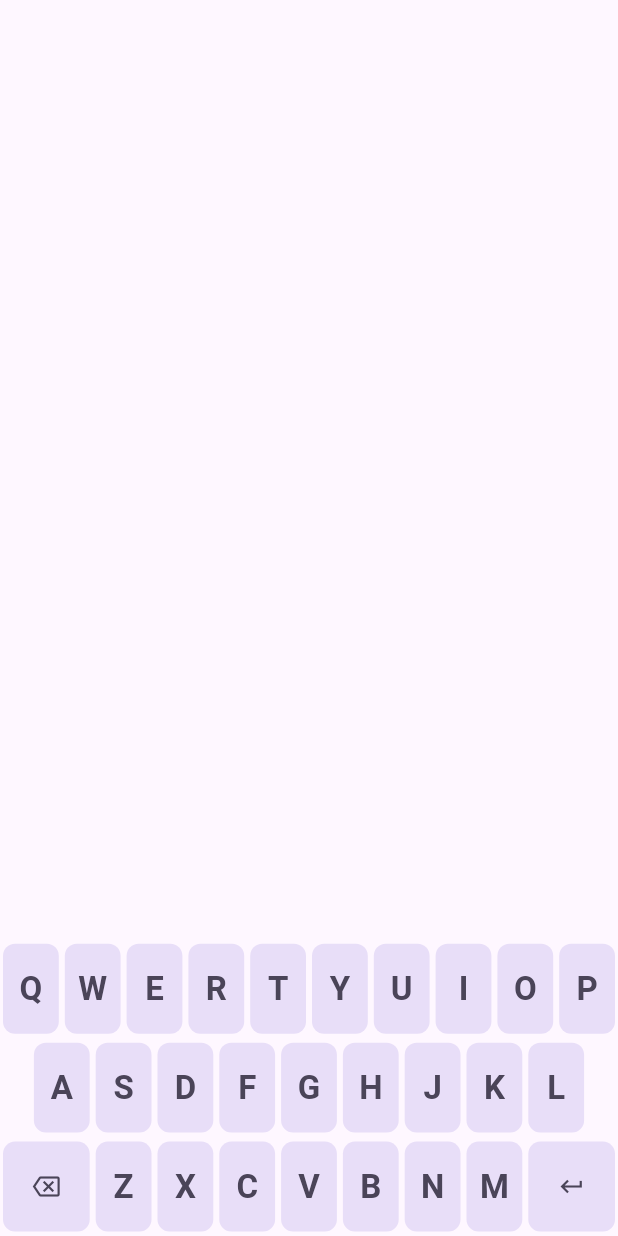
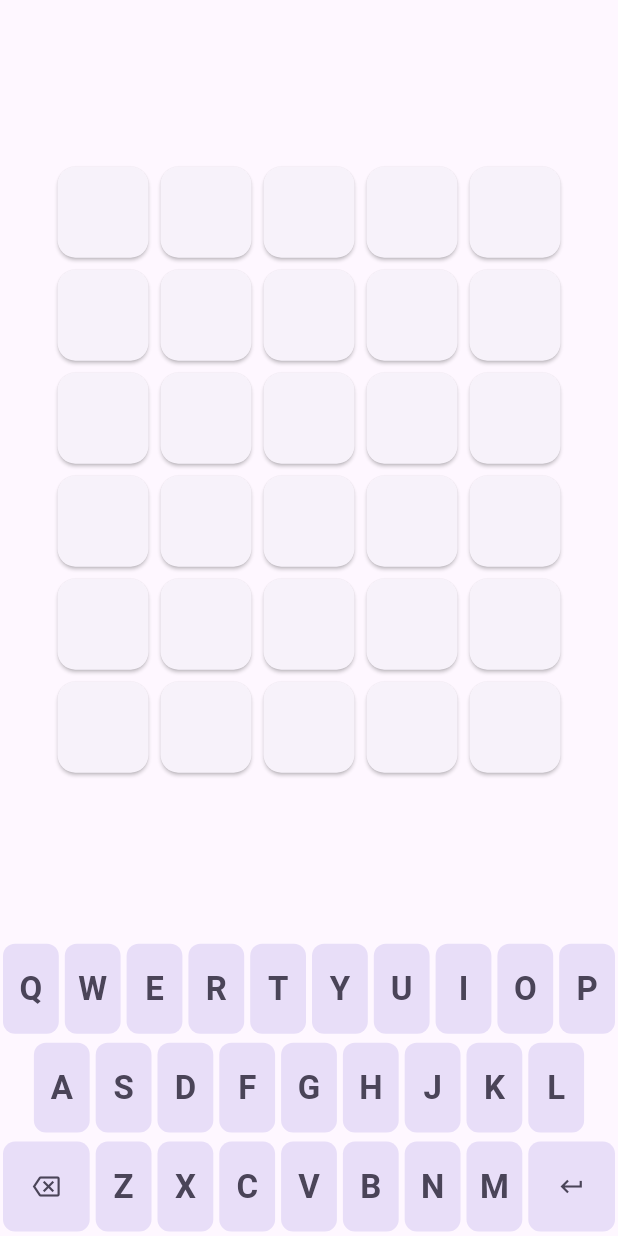
Before and after one commit to MominRaza/flutter_wordle, a Flutter app: the screen it shows after launch, on a phone screen of 412 x 824 dp. Run offline on Flutter 3.47's test engine with Material 3 defaults, Android fonts, the phone set to English and light mode, and no system bars.

Commit message:
added placeholder card

```diff
--- a/lib/main.dart
+++ b/lib/main.dart
@@ -15,13 +15,54 @@ class MainApp extends StatelessWidget {
       ['back', 'z', 'x', 'c', 'v', 'b', 'n', 'm', 'enter'],
     ];
 
-    final width = MediaQuery.sizeOf(context).width / 10;
+    final card = [
+      [{}, {}, {}, {}, {}],
+      [{}, {}, {}, {}, {}],
+      [{}, {}, {}, {}, {}],
+      [{}, {}, {}, {}, {}],
+      [{}, {}, {}, {}, {}],
+      [{}, {}, {}, {}, {}],
+    ];
+    final width = MediaQuery.sizeOf(context).width;
+    final keyWidth = width / 10;
+    final cardWidth = width / 6;
 
     return MaterialApp(
       home: Scaffold(
         body: Column(
-          mainAxisAlignment: MainAxisAlignment.end,
           children: [
+            Expanded(
+              child: Column(
+                mainAxisAlignment: MainAxisAlignment.center,
+                children: card
+                    .map(
+                      (e) => Row(
+                        mainAxisAlignment: MainAxisAlignment.center,
+                        children: e
+                            .map(
+                              (e) => SizedBox(
+                                width: cardWidth,
+                                height: cardWidth,
+                                child: Card(
+                                  child: Center(
+                                    child: Text(
+                                      (e['text'] as String? ?? '')
+                                          .toUpperCase(),
+                                      style: const TextStyle(
+                                        fontSize: 28,
+                                        fontWeight: FontWeight.bold,
+                                      ),
+                                    ),
+                                  ),
+                                ),
+                              ),
+                            )
+                            .toList(),
+                      ),
+                    )
+                    .toList(),
+              ),
+            ),
             Column(
               children: keys
                   .map(
@@ -31,9 +72,9 @@ class MainApp extends StatelessWidget {
                           .map(
                             (e) => SizedBox(
                               width: ['enter', 'back'].contains(e)
-                                  ? width * 1.5
-                                  : width,
-                              height: width * 1.6,
+                                  ? keyWidth * 1.5
+                                  : keyWidth,
+                              height: keyWidth * 1.6,
                               child: Padding(
                                 padding: const EdgeInsets.symmetric(
                                   vertical: 3,
```
